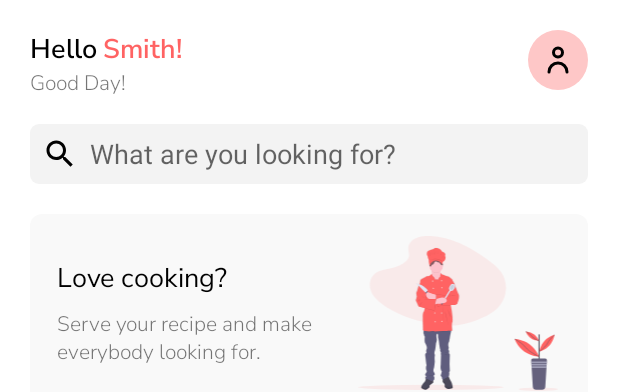
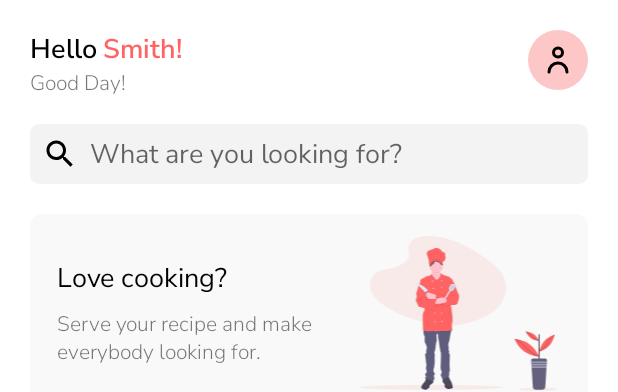
Before and after one commit to qubictech/ranna_recipe_mobile, an Android app: the layout fragment_explore_recipe.xml on its own in the app's theme, with its tools: preview values and no code run, on a phone screen of 412 x 824 dp. Shown: the top 392 px of the screen. Run offline under Robolectric (Android 15) with nearby library versions, the phone set to English and light mode, and no system bars.

Commit message:
code cleanup

```diff
--- a/app/src/main/res/layout/fragment_explore_recipe.xml
+++ b/app/src/main/res/layout/fragment_explore_recipe.xml
@@ -1,10 +1,18 @@
 <?xml version="1.0" encoding="utf-8"?>
-<androidx.constraintlayout.widget.ConstraintLayout xmlns:android="http://schemas.android.com/apk/res/android"
+<androidx.swiperefreshlayout.widget.SwipeRefreshLayout xmlns:android="http://schemas.android.com/apk/res/android"
     xmlns:app="http://schemas.android.com/apk/res-auto"
     xmlns:tools="http://schemas.android.com/tools"
     android:layout_width="match_parent"
     android:layout_height="match_parent"
     tools:context=".ui.main.ExploreRecipeFragment">
+
+    <androidx.core.widget.NestedScrollView
+        android:layout_width="match_parent"
+        android:layout_height="wrap_content">
+
+        <androidx.constraintlayout.widget.ConstraintLayout
+            android:layout_width="match_parent"
+            android:layout_height="wrap_content">
 
             <TextView
                 android:id="@+id/greetings"
@@ -58,6 +66,7 @@
                 android:background="@drawable/search_view_background"
                 android:drawableStart="@drawable/ic_search_black"
                 android:drawablePadding="8dp"
+                android:fontFamily="@font/nunito_sans"
                 android:hint="What are you looking for?"
                 android:imeOptions="actionGo"
                 android:inputType="text"
@@ -130,15 +139,15 @@
                 android:id="@+id/recipe_categories"
                 android:layout_width="0dp"
                 android:layout_height="wrap_content"
-        tools:listitem="@layout/category_item"
+                android:layout_marginTop="6dp"
+                android:padding="18dp"
                 app:layoutManager="androidx.recyclerview.widget.GridLayoutManager"
+                app:layout_constraintEnd_toEndOf="@id/guideline_right"
+                app:layout_constraintStart_toStartOf="@id/guideline_left"
+                app:layout_constraintTop_toBottomOf="@+id/explore_by_category"
                 app:spanCount="4"
                 tools:itemCount="8"
-        android:layout_marginTop="6dp"
-        android:padding="18dp"
-        app:layout_constraintEnd_toEndOf="@id/guideline_right"
-        app:layout_constraintStart_toStartOf="@id/guideline_left"
-        app:layout_constraintTop_toBottomOf="@+id/explore_by_category" />
+                tools:listitem="@layout/category_item" />
 
             <!--ends of explore by category-->
 
@@ -157,12 +166,12 @@
             <androidx.recyclerview.widget.RecyclerView
                 android:id="@+id/popular_recipe"
                 android:layout_width="0dp"
-        tools:listitem="@layout/recipe_item"
                 android:layout_height="wrap_content"
                 android:layout_marginTop="20dp"
                 app:layout_constraintEnd_toEndOf="@id/guideline_right"
                 app:layout_constraintStart_toStartOf="@id/guideline_left"
-        app:layout_constraintTop_toBottomOf="@+id/explore_popular_recipe" />
+                app:layout_constraintTop_toBottomOf="@+id/explore_popular_recipe"
+                tools:listitem="@layout/recipe_item" />
 
             <!--ends of popular recipe-->
 
@@ -181,3 +190,5 @@
                 app:layout_constraintGuide_end="20dp" />
 
         </androidx.constraintlayout.widget.ConstraintLayout>
+    </androidx.core.widget.NestedScrollView>
+</androidx.swiperefreshlayout.widget.SwipeRefreshLayout>
```
Also changed, not shown: app/src/main/java/rannaghor/recipe/tarmsbd/com/ui/main/MainActivity.kt (+13 -3 lines). Lines whose indentation alone changed are shown as unchanged.
